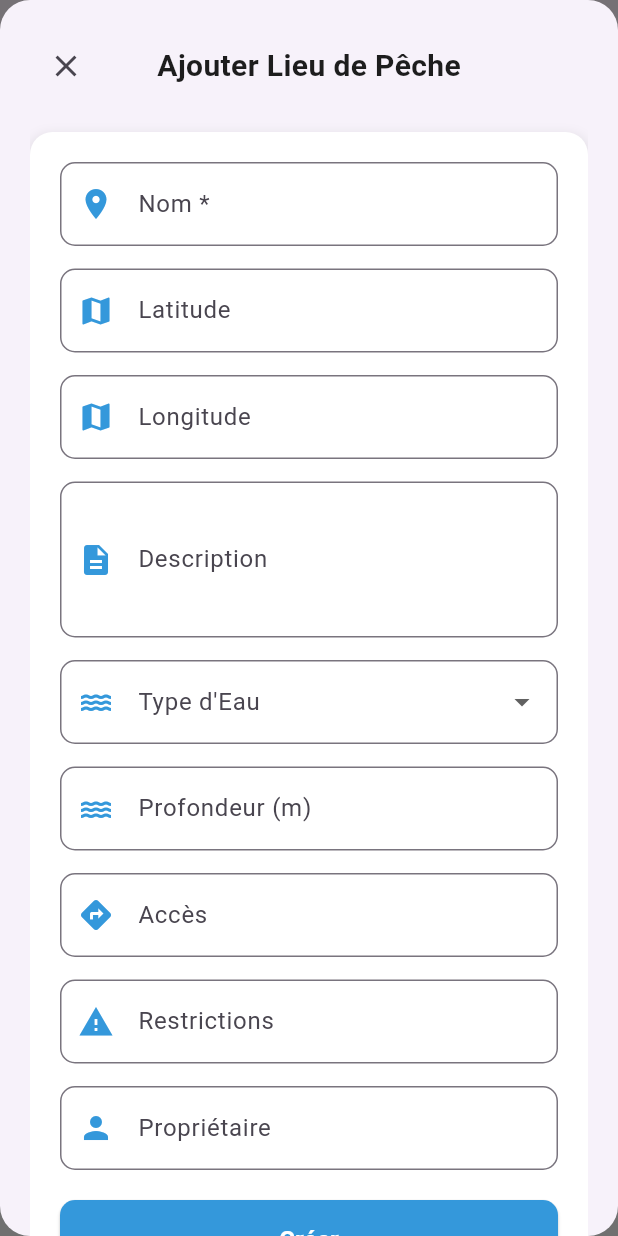
After one commit to DarkZangetsu/Fishing-Manager, a Flutter app: the LieuPecheManagementView screen opened directly, after a tap on the "add" icon, on a phone screen of 412 x 824 dp. The commit adds this screen. Run offline on Flutter 3.47's test engine with Material 3 defaults, Android fonts, the phone set to English and light mode, and no system bars; our stand-ins replace animate_do, google_fonts, image_picker, sqflite; accounts and stored records are empty.

Commit message:
update lieu de peche

```diff
--- a/lib/main.dart
+++ b/lib/main.dart
@@ -1,5 +1,6 @@
 import 'package:flutter/material.dart';
 import 'package:peche/provider/categoriePecheurProvider.dart';
+import 'package:peche/provider/lieuPecheProvider.dart';
 import 'package:peche/provider/pecheurProvider.dart';
 import 'package:peche/provider/pecheurTechniqueProvider.dart';
 import 'package:peche/provider/techniquePecheProvider.dart';
@@ -17,6 +18,7 @@ void main() {
         ChangeNotifierProvider(create: (context) => PecheurProvider()),
         ChangeNotifierProvider(create: (context) => CategoriePecheurProvider()),
         ChangeNotifierProvider(create: (context) => TechniquePecheProvider()),
+        ChangeNotifierProvider(create: (context) => LieuPecheProvider()),
       ],
       child: const MyApp(),
     ),
--- a/lib/screen/home_screen.dart
+++ b/lib/screen/home_screen.dart
@@ -1,6 +1,7 @@
 import 'package:flutter/material.dart';
 import 'package:peche/screen/view/catch_management_view.dart';
 import 'package:peche/screen/view/categorie_pecheur_view.dart';
+import 'package:peche/screen/view/lieu_peche_management_view.dart';
 import 'package:peche/screen/view/statistics_view.dart';
 import 'package:peche/screen/view/user_management_view.dart';
 import '../utils/app_colors.dart';
@@ -27,7 +28,8 @@ class _HomeScreenState extends State<HomeScreen> {
     CatchManagementView(),
     StatisticsView(),
     UserManagementView(),
-    CategoriePecheurView()
+    CategoriePecheurView(),
+    LieuPecheManagementView(),
   ];
 
   final List<Map<String, dynamic>> _menuItems = [
@@ -56,17 +58,20 @@ class _HomeScreenState extends State<HomeScreen> {
       'label': 'Statistiques',
       'route': 4
     },
-
     {
       'icon': Icons.verified_user,
       'label': 'Utilisateurs',
       'route': 5
     },
-
     {
       'icon': Icons.category_sharp,
       'label': 'Categorie',
       'route': 6
+    },
+    {
+      'icon': Icons.water_outlined, // Nouvelle icône pour les lieux de pêche
+      'label': 'Lieux de Pêche',
+      'route': 7 // Correspond à l'index dans _screens
     },
   ];
 
--- /dev/null
+++ b/lib/screen/view/lieu_peche_management_view.dart
@@ -0,0 +1,565 @@
+import 'dart:io';
+
+import 'package:flutter/material.dart';
+import 'package:provider/provider.dart';
+import 'package:intl/intl.dart';
+
+import '../../models/lieupeche.dart';
+import '../../provider/lieuPecheProvider.dart';
+import '../../utils/app_colors.dart';
+import '../../utils/app_style.dart';
+
+class LieuPecheManagementView extends StatefulWidget {
+  const LieuPecheManagementView({Key? key}) : super(key: key);
+
+  @override
+  _LieuPecheManagementViewState createState() => _LieuPecheManagementViewState();
+}
+
+class _LieuPecheManagementViewState extends State<LieuPecheManagementView> {
+  final TextEditingController _nomController = TextEditingController();
+  final TextEditingController _latitudeController = TextEditingController();
+  final TextEditingController _longitudeController = TextEditingController();
+  final TextEditingController _descriptionController = TextEditingController();
+  final TextEditingController _profondeurController = TextEditingController();
+  final TextEditingController _accesController = TextEditingController();
+  final TextEditingController _restrictionsController = TextEditingController();
+  final TextEditingController _proprietaireController = TextEditingController();
+
+  String? _selectedTypeEau;
+  LieuPeche? _selectedLieuPeche;
+  bool _isEditing = false;
+
+  @override
+  void initState() {
+    super.initState();
+    WidgetsBinding.instance.addPostFrameCallback((_) {
+      context.read<LieuPecheProvider>().fetchLieux();
+    });
+  }
+
+  void _clearFields() {
+    _nomController.clear();
+    _latitudeController.clear();
+    _longitudeController.clear();
+    _descriptionController.clear();
+    _profondeurController.clear();
+    _accesController.clear();
+    _restrictionsController.clear();
+    _proprietaireController.clear();
+
+    setState(() {
+      _isEditing = false;
+      _selectedLieuPeche = null;
+      _selectedTypeEau = null;
+    });
+  }
+
+  void _showLieuPecheForm(BuildContext context, {LieuPeche? lieuPeche}) {
+    setState(() {
+      _isEditing = lieuPeche != null;
+      _selectedLieuPeche = lieuPeche;
+
+      if (lieuPeche != null) {
+        _nomController.text = lieuPeche.nom;
+        _latitudeController.text = lieuPeche.latitude?.toString() ?? '';
+        _longitudeController.text = lieuPeche.longitude?.toString() ?? '';
+        _descriptionController.text = lieuPeche.description ?? '';
+        _profondeurController.text = lieuPeche.profondeur?.toString() ?? '';
+        _accesController.text = lieuPeche.acces ?? '';
+        _restrictionsController.text = lieuPeche.restrictions ?? '';
+        _proprietaireController.text = lieuPeche.proprietaire ?? '';
+        _selectedTypeEau = lieuPeche.typeEau;
+      } else {
+        _clearFields();
+      }
+    });
+
+    showModalBottomSheet(
+      context: context,
+      isScrollControlled: true,
+      shape: RoundedRectangleBorder(
+        borderRadius: BorderRadius.circular(20),
+      ),
+      builder: (context) => StatefulBuilder(
+        builder: (BuildContext context, StateSetter setState) {
+          return AnimatedContainer(
+            duration: const Duration(milliseconds: 300),
+            padding: EdgeInsets.only(
+              bottom: MediaQuery.of(context).viewInsets.bottom,
+              left: 20,
+              right: 20,
+              top: 20,
+            ),
+            child: SingleChildScrollView(
+              child: Column(
+                crossAxisAlignment: CrossAxisAlignment.stretch,
+                mainAxisSize: MainAxisSize.min,
+                children: [
+                  Row(
+                    mainAxisAlignment: MainAxisAlignment.spaceBetween,
+                    children: [
+                      IconButton(
+                        icon: const Icon(Icons.close),
+                        onPressed: () => Navigator.pop(context),
+                      ),
+                      Text(
+                        _isEditing ? 'Modifier Lieu de Pêche' : 'Ajouter Lieu de Pêche',
+                        style: AppStyles.titleStyle.copyWith(fontSize: 20),
+                      ),
+                      const SizedBox(width: 48),
+                    ],
+                  ),
+                  const SizedBox(height: 20),
+                  _buildLieuPecheFormFields(context, setState),
+                ],
+              ),
+            ),
+          );
+        },
+      ),
+    );
+  }
+
+  Widget _buildLieuPecheFormFields(BuildContext context, StateSetter setState) {
+    return Container(
+      decoration: BoxDecoration(
+        color: Colors.white,
+        borderRadius: BorderRadius.circular(15),
+        boxShadow: [
+          BoxShadow(
+            color: Colors.grey.withOpacity(0.2),
+            spreadRadius: 2,
+            blurRadius: 5,
+            offset: const Offset(0, 3),
+          ),
+        ],
+      ),
+      padding: const EdgeInsets.all(20),
+      child: Column(
+        crossAxisAlignment: CrossAxisAlignment.stretch,
+        children: [
+          _buildTextField(
+            controller: _nomController,
+            label: 'Nom *',
+            icon: Icons.location_on,
+          ),
+          const SizedBox(height: 15),
+          _buildTextField(
+            controller: _latitudeController,
+            label: 'Latitude',
+            icon: Icons.map,
+            keyboardType: TextInputType.number,
+          ),
+          const SizedBox(height: 15),
+          _buildTextField(
+            controller: _longitudeController,
+            label: 'Longitude',
+            icon: Icons.map,
+            keyboardType: TextInputType.number,
+          ),
+          const SizedBox(height: 15),
+          _buildTextField(
+            controller: _descriptionController,
+            label: 'Description',
+            icon: Icons.description,
+            maxLines: 3,
+          ),
+          const SizedBox(height: 15),
+          _buildTypeEauDropdown(setState),
+          const SizedBox(height: 15),
+          _buildTextField(
+            controller: _profondeurController,
+            label: 'Profondeur (m)',
+            icon: Icons.water,
+            keyboardType: TextInputType.number,
+          ),
+          const SizedBox(height: 15),
+          _buildTextField(
+            controller: _accesController,
+            label: 'Accès',
+            icon: Icons.directions,
+          ),
+          const SizedBox(height: 15),
+          _buildTextField(
+            controller: _restrictionsController,
+            label: 'Restrictions',
+            icon: Icons.warning,
+          ),
+          const SizedBox(height: 15),
+          _buildTextField(
+            controller: _proprietaireController,
+            label: 'Propriétaire',
+            icon: Icons.person,
+          ),
+          const SizedBox(height: 20),
+          ElevatedButton(
+            style: AppStyles.primaryButtonStyle.copyWith(
+              backgroundColor: MaterialStateProperty.all(AppColors.primary),
+              padding: MaterialStateProperty.all(const EdgeInsets.symmetric(vertical: 15)),
+            ),
+            onPressed: () => _saveLieuPeche(context),
+            child: Text(
+              _isEditing ? 'Mettre à jour' : 'Créer',
+              style: const TextStyle(fontSize: 16, fontWeight: FontWeight.bold),
+            ),
+          ),
+        ],
+      ),
+    );
+  }
+
+  Widget _buildTypeEauDropdown(StateSetter setState) {
+    return DropdownButtonFormField<String>(
+      decoration: InputDecoration(
+        labelText: 'Type d\'Eau',
+        prefixIcon: Icon(Icons.water, color: AppColors.primary),
+        border: OutlineInputBorder(
+          borderRadius: BorderRadius.circular(10),
+        ),
+      ),
+      value: _selectedTypeEau,
+      items: ['mer', 'riviere', 'lac', 'etang']
+          .map((type) => DropdownMenuItem(
+        value: type,
+        child: Text(type),
+      ))
+          .toList(),
+      onChanged: (value) {
+        setState(() {
+          _selectedTypeEau = value;
+        });
+      },
+    );
+  }
+
+  Widget _buildTextField({
+    required TextEditingController controller,
+    required String label,
+    required IconData icon,
+    TextInputType keyboardType = TextInputType.text,
+    int maxLines = 1,
+  }) {
+    return TextField(
+      controller: controller,
+      keyboardType: keyboardType,
+      maxLines: maxLines,
+      decoration: InputDecoration(
+        labelText: label,
+        prefixIcon: Icon(icon, color: AppColors.primary),
+        border: OutlineInputBorder(
+          borderRadius: BorderRadius.circular(10),
+          borderSide: BorderSide(color: AppColors.primary.withOpacity(0.3)),
+        ),
+        focusedBorder: OutlineInputBorder(
+          borderRadius: BorderRadius.circular(10),
+          borderSide: BorderSide(color: AppColors.primary, width: 2),
+        ),
+      ),
+    );
+  }
+
+  Future<void> _saveLieuPeche(BuildContext context) async {
+    final provider = context.read<LieuPecheProvider>();
+
+    if (_nomController.text.isEmpty) {
+      _showErrorSnackBar('Le nom est obligatoire');
+      return;
+    }
+
+    final lieuPeche = LieuPeche(
+      idLieu: _isEditing ? _selectedLieuPeche!.idLieu : null,
+      nom: _nomController.text,
+      latitude: _latitudeController.text.isNotEmpty
+          ? double.tryParse(_latitudeController.text)
+          : null,
+      longitude: _longitudeController.text.isNotEmpty
+          ? double.tryParse(_longitudeController.text)
+          : null,
+      description: _descriptionController.text.isNotEmpty
+          ? _descriptionController.text
+          : null,
+      typeEau: _selectedTypeEau,
+      profondeur: _profondeurController.text.isNotEmpty
+          ? double.tryParse(_profondeurController.text)
+          : null,
+      acces: _accesController.text.isNotEmpty
+          ? _accesController.text
+          : null,
+      restrictions: _restrictionsController.text.isNotEmpty
+          ? _restrictionsController.text
+          : null,
+      proprietaire: _proprietaireController.text.isNotEmpty
+          ? _proprietaireController.text
+          : null,
+    );
+
+    _isEditing
+        ? provider.modifierLieu(lieuPeche)
+        : provider.ajouterLieu(lieuPeche);
+
+    Navigator.pop(context);
+    _clearFields();
+    _showSuccessSnackBar(_isEditing ? 'Lieu de Pêche mis à jour' : 'Lieu de Pêche ajouté');
+  }
+
+  void _showSuccessSnackBar(String message) {
+    ScaffoldMessenger.of(context).showSnackBar(
+      SnackBar(
+        content: Text(message),
+        backgroundColor: AppColors.primary,
+      ),
+    );
+  }
+
+  void _showErrorSnackBar(String message) {
+    ScaffoldMessenger.of(context).showSnackBar(
+      SnackBar(
+        content: Text(message),
+        backgroundColor: Colors.red,
+      ),
+    );
+  }
+
+  void _confirmDelete(BuildContext context, LieuPeche lieuPeche) {
+    showDialog(
+      context: context,
+      builder: (context) => AlertDialog(
+        title: Text(
+          'Confirmer la suppression',
+          style: TextStyle(color: AppColors.primary),
+        ),
+        content: Text('Voulez-vous vraiment supprimer le lieu de pêche ${lieuPeche.nom}?'),
+        actions: [
+          TextButton(
+            onPressed: () => Navigator.pop(context),
+            child: const Text('Annuler'),
+          ),
+          ElevatedButton(
+            style: ElevatedButton.styleFrom(backgroundColor: Colors.red),
+            onPressed: () {
+              context.read<LieuPecheProvider>()
+                  .supprimerLieu(lieuPeche.idLieu!)
+                  .then((_) {
+                Navigator.pop(context);
+                _showSuccessSnackBar('Lieu de Pêche supprimé');
+              });
+            },
+            child: const Text('Supprimer'),
+          ),
+        ],
+      ),
+    );
+  }
+
+  @override
+  void dispose() {
+    _nomController.dispose();
+    _latitudeController.dispose();
+    _longitudeController.dispose();
+    _descriptionController.dispose();
+    _profondeurController.dispose();
+    _accesController.dispose();
+    _restrictionsController.dispose();
+    _proprietaireController.dispose();
+    super.dispose();
+  }
+
+  @override
+  Widget build(BuildContext context) {
+    return Scaffold(
+      appBar: AppBar(
+        automaticallyImplyLeading: false,
+        title: const Text('Gestion des Lieux de Pêche'),
+        centerTitle: true,
+        titleTextStyle: const TextStyle(
+            fontSize: 16,
+            fontWeight: FontWeight.bold,
+            color: Colors.black87
+        ),
+      ),
+      body: Consumer<LieuPecheProvider>(
+        builder: (context, provider, child) {
+          final lieux = provider.lieux;
+
+          if (lieux.isEmpty) {
+            return _buildEmptyState();
+          }
+
+          return _buildLieuPecheList(lieux);
+        },
+      ),
+      floatingActionButton: FloatingActionButton(
+        onPressed: () => _showLieuPecheForm(context),
+        backgroundColor: AppColors.primary,
+        child: const Icon(Icons.add),
+      ),
+    );
+  }
+
+  Widget _buildEmptyState() {
+    return const Center(
+      child: Column(
+        mainAxisAlignment: MainAxisAlignment.center,
+        children: [
+          Icon(
+            Icons.water_outlined,
+            size: 100,
+            color: AppColors.grey,
+          ),
+          SizedBox(height: 20),
+          Text(
+            'Aucun lieu de pêche trouvé',
+            style: TextStyle(
+              fontSize: 18,
+              color: AppColors.grey,
+            ),
+          ),
+        ],
+      ),
+    );
+  }
+
+  Widget _buildLieuPecheList(List<LieuPeche> lieux) {
+    return ListView.builder(
+      itemCount: lieux.length,
+      itemBuilder: (context, index) {
+        final lieu = lieux[index];
+        return _buildLieuPecheCard(lieu);
+      },
+    );
+  }
+
+  Widget _buildLieuPecheCard(LieuPeche lieu) {
+    return Container(
+      margin: const EdgeInsets.symmetric(horizontal: 15, vertical: 8),
+      decoration: BoxDecoration(
+        color: Colors.white,
+        borderRadius: BorderRadius.circular(15),
+        boxShadow: [
+          BoxShadow(
+            color: Colors.grey.withOpacity(0.2),
+            spreadRadius: 2,
+            blurRadius: 5,
+            offset: const Offset(0, 3),
+          ),
+        ],
+      ),
+      child: ExpansionTile(
+        leading: CircleAvatar(
+          backgroundColor: AppColors.primary.withOpacity(0.7),
+          child: Icon(
+            Icons.location_on,
+            color: Colors.white,
+            size: 24,
+          ),
+        ),
+        title: Text(
+          lieu.nom,
+          style: TextStyle(
+            fontWeight: FontWeight.bold,
+            color: AppColors.primary,
+          ),
+        ),
+        subtitle: Text(
+          lieu.typeEau ?? 'Type d\'eau non spécifié',
+          style: const TextStyle(color: Colors.grey),
+        ),
+        trailing: Row(
+          mainAxisSize: MainAxisSize.min,
+          children: [
+            IconButton(
+              icon: Icon(Icons.edit, color: AppColors.primary),
+              onPressed: () => _showLieuPecheForm(context, lieuPeche: lieu),
+            ),
+            IconButton(
+              icon: const Icon(Icons.delete, color: Colors.red),
+              onPressed: () => _confirmDelete(context, lieu),
+            ),
+          ],
+        ),
+        children: [
+          Padding(
+            padding: const EdgeInsets.symmetric(horizontal: 16, vertical: 8),
+            child: Column(
+              crossAxisAlignment: CrossAxisAlignment.start,
+              children: [
+                _buildDetailRow(
+                  icon: Icons.map,
+                  label: 'Coordonnées',
+                  value: lieu.latitude != null && lieu.longitude != null
+                      ? '${lieu.latitude}° N, ${lieu.longitude}° E'
+                      : 'Non renseignées',
+                ),
+                _buildDetailRow(
+                  icon: Icons.water,
+                  label: 'Profondeur',
+                  value: lieu.profondeur != null
+                      ? '${lieu.profondeur} mètres'
+                      : 'Non renseignée',
+                ),
+                _buildDetailRow(
+                  icon: Icons.description,
+                  label: 'Description',
+                  value: lieu.description ?? 'Aucune description',
+                ),
+                _buildDetailRow(
+                  icon: Icons.directions,
+                  label: 'Accès',
+                  value: lieu.acces ?? 'Pas d\'information d\'accès',
+                ),
+                _buildDetailRow(
+                  icon: Icons.warning,
+                  label: 'Restrictions',
+                  value: lieu.restrictions ?? 'Aucune restriction connue',
+                ),
+                _buildDetailRow(
+                  icon: Icons.person,
+                  label: 'Propriétaire',
+                  value: lieu.proprietaire ?? 'Propriétaire non renseigné',
+                ),
+              ],
+            ),
+          ),
+        ],
+      ),
+    );
+  }
+
+  Widget _buildDetailRow({
+    required IconData icon,
+    required String label,
+    required String value,
+  }) {
+    return Padding(
+      padding: const EdgeInsets.symmetric(vertical: 4),
+      child: Row(
+        children: [
+          Icon(icon, color: AppColors.primary, size: 20),
+          const SizedBox(width: 10),
+          Expanded(
+            child: Column(
+              crossAxisAlignment: CrossAxisAlignment.start,
+              children: [
+                Text(
+                  label,
+                  style: const TextStyle(
+                    fontSize: 12,
+                    color: Colors.grey,
+                  ),
+                ),
+                Text(
+                  value,
+                  style: const TextStyle(
+                    fontSize: 14,
+                    fontWeight: FontWeight.w500,
+                  ),
+                ),
+              ],
+            ),
+          ),
+        ],
+      ),
+    );
+  }
+}
```
